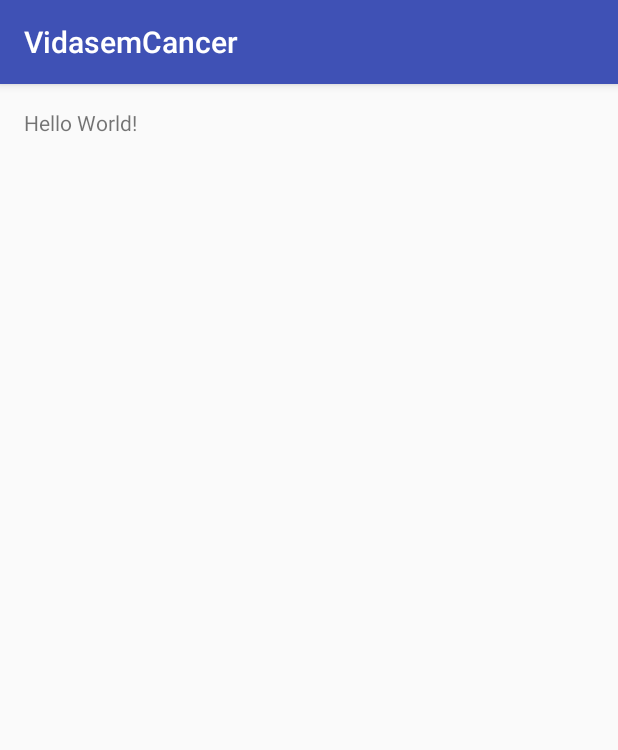
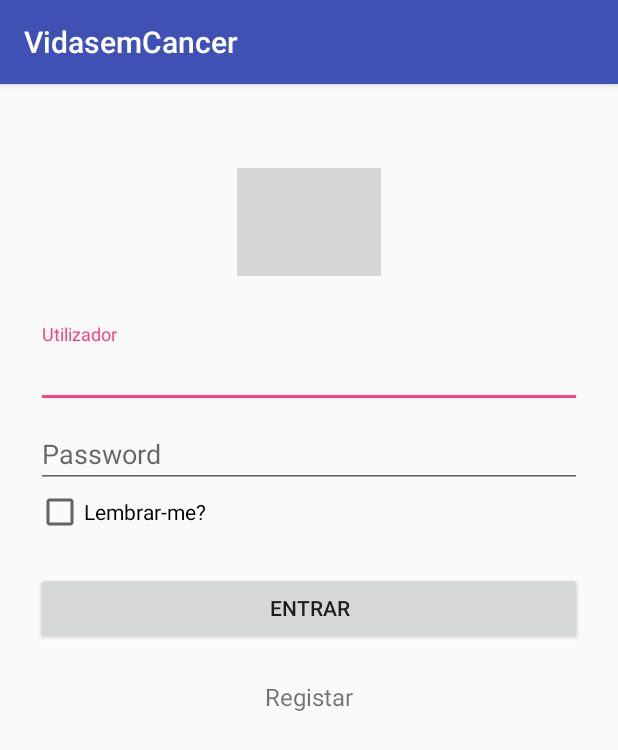
Before and after one commit to AndreBastos23/VidasemCancer, an Android app: the screen it shows after launch (LoginActivity), on a phone screen of 412 x 824 dp. Shown: the top 750 px of the screen. Run offline under Robolectric (Android 15) with nearby library versions, the phone set to English and light mode, and no system bars; our stand-ins replace ButterKnife; grey boxes are pictures that could not be loaded.

Commit message:
-Login Page

```diff
--- a/app/build.gradle
+++ b/app/build.gradle
@@ -19,8 +19,11 @@ android {
     }
 }
 
+
+
 dependencies {
     compile fileTree(dir: 'libs', include: ['*.jar'])
     testCompile 'junit:junit:4.12'
-    compile 'com.android.support:appcompat-v7:23.4.0'
+    compile 'com.android.support:design:23.4.0'
+    compile 'com.jakewharton:butterknife:6.1.0'
 }
--- a/app/src/main/java/com/vsc/vidasemcancer/LoginActivity.java
+++ b/app/src/main/java/com/vsc/vidasemcancer/LoginActivity.java
@@ -1,13 +1,113 @@
 package com.vsc.vidasemcancer;
 
+import android.app.ProgressDialog;
+import android.content.Intent;
 import android.support.v7.app.AppCompatActivity;
 import android.os.Bundle;
+import android.util.Log;
+import android.view.View;
+import android.widget.Button;
+import android.widget.EditText;
+import android.widget.TextView;
+import android.widget.Toast;
+
+import butterknife.ButterKnife;
+import butterknife.InjectView;
+
 
 public class LoginActivity extends AppCompatActivity {
+    private static final String TAG = "LoginActivity";
+    private static final int REQUEST_SIGNUP = 0;
+
+
+    @InjectView(R.id.input_user)
+    EditText _userText;
+    @InjectView(R.id.input_password)
+    EditText _passwordText;
+    @InjectView(R.id.btn_login)
+    Button _loginButton;
+    @InjectView(R.id.link_signup)
+    TextView _signupLink;
 
     @Override
     protected void onCreate(Bundle savedInstanceState) {
         super.onCreate(savedInstanceState);
         setContentView(R.layout.activity_login);
+        ButterKnife.inject(this);
+
+
+        _loginButton.setOnClickListener(new View.OnClickListener() {
+
+            @Override
+            public void onClick(View v) {
+                login();
+            }
+        });
     }
+
+    public void login() {
+        Log.d(TAG, "Login");
+
+        if (!validate()) {
+            onLoginFailed();
+            return;
+        }
+        _loginButton.setEnabled(false);
+
+        final ProgressDialog progressDialog = new ProgressDialog(LoginActivity.this);
+        progressDialog.setIndeterminate(true);
+        progressDialog.setMessage("Authenticating...");
+        progressDialog.show();
+
+        String email = _userText.getText().toString();
+        String password = _passwordText.getText().toString();
+
+        // TODO: Implement your own authentication logic here.
+
+        new android.os.Handler().postDelayed(
+                new Runnable() {
+                    public void run() {
+                        // On complete call either onLoginSuccess or onLoginFailed
+                        onLoginSuccess();
+                        // onLoginFailed();
+                        progressDialog.dismiss();
+                    }
+                }, 3000);
+
+    }
+
+    private boolean validate() {
+        return true;
+    }
+
+    @Override
+    protected void onActivityResult(int requestCode, int resultCode, Intent data) {
+        if (requestCode == REQUEST_SIGNUP) {
+            if (resultCode == RESULT_OK) {
+
+                // TODO: Implement successful signup logic here
+                // By default we just finish the Activity and log them in automatically
+                this.finish();
+            }
+        }
+    }
+
+
+    @Override
+    public void onBackPressed() {
+        // disable going back to the MainActivity
+        moveTaskToBack(true);
+    }
+
+    public void onLoginSuccess() {
+        _loginButton.setEnabled(true);
+        finish();
+    }
+
+
+    public void onLoginFailed() {
+        Toast.makeText(getBaseContext(), "Login failed", Toast.LENGTH_LONG).show();
+        _loginButton.setEnabled(true);
+    }
+
 }
--- a/app/src/main/res/layout/activity_login.xml
+++ b/app/src/main/res/layout/activity_login.xml
@@ -1,16 +1,67 @@
 <?xml version="1.0" encoding="utf-8"?>
-<RelativeLayout xmlns:android="http://schemas.android.com/apk/res/android"
-    xmlns:tools="http://schemas.android.com/tools"
-    android:layout_width="match_parent"
-    android:layout_height="match_parent"
-    android:paddingBottom="@dimen/activity_vertical_margin"
-    android:paddingLeft="@dimen/activity_horizontal_margin"
-    android:paddingRight="@dimen/activity_horizontal_margin"
-    android:paddingTop="@dimen/activity_vertical_margin"
-    tools:context="com.vsc.vidasemcancer.LoginActivity">
+<ScrollView xmlns:android="http://schemas.android.com/apk/res/android"
+    android:layout_width="fill_parent"
+    android:layout_height="fill_parent"
+    android:fitsSystemWindows="true">
 
-    <TextView
-        android:layout_width="wrap_content"
+    <LinearLayout
+        android:orientation="vertical"
+        android:layout_width="match_parent"
         android:layout_height="wrap_content"
-        android:text="Hello World!" />
-</RelativeLayout>
+        android:paddingTop="56dp"
+        android:paddingLeft="24dp"
+        android:paddingRight="24dp">
+
+        <ImageView android:src="@drawable/imagemfinal"
+            android:layout_width="wrap_content"
+            android:layout_height="72dp"
+            android:layout_marginBottom="24dp"
+            android:layout_gravity="center_horizontal"
+            android:contentDescription="@string/ourLogo" />
+
+        <!-- Username Label -->
+
+        <!-- Password Label -->
+        <android.support.design.widget.TextInputLayout
+            android:layout_width="match_parent"
+            android:layout_height="wrap_content"
+            android:layout_marginTop="8dp"
+            android:layout_marginBottom="8dp">
+            <EditText android:id="@+id/input_password"
+                android:layout_width="match_parent"
+                android:layout_height="wrap_content"
+                android:inputType="textPassword"
+                android:hint="@string/username"/>
+        </android.support.design.widget.TextInputLayout>
+
+        <EditText android:id="@+id/input_user"
+            android:layout_width="match_parent"
+            android:layout_height="wrap_content"
+            android:inputType="text"
+            android:hint="@string/password" />
+
+        <CheckBox
+            android:layout_width="match_parent"
+            android:layout_height="wrap_content"
+            android:text="@string/rememberMe"
+            android:onClick="onCheckboxClicked"/>
+
+        <android.support.v7.widget.AppCompatButton
+            android:id="@+id/btn_login"
+            android:layout_width="fill_parent"
+            android:layout_height="wrap_content"
+            android:layout_marginTop="24dp"
+            android:layout_marginBottom="24dp"
+            android:padding="12dp"
+            android:text="@string/loginButtonText"/>
+
+        <TextView android:id="@+id/link_signup"
+            android:layout_width="fill_parent"
+            android:layout_height="wrap_content"
+            android:layout_marginBottom="24dp"
+            android:text="@string/registerButtonText"
+            android:gravity="center"
+            android:textSize="16sp"/>
+
+    </LinearLayout>
+</ScrollView>
--- a/app/src/main/res/values/strings.xml
+++ b/app/src/main/res/values/strings.xml
@@ -1,3 +1,10 @@
 <resources>
     <string name="app_name">VidasemCancer</string>
+    <string name="username">Utilizador</string>
+    <string name="password">Password</string>
+    <string name="rememberMe">Lembrar-me?</string>
+    <string name="loginButtonText">Entrar</string>
+    <string name="registerButtonText">Registar</string>
+    <string name="forgottenPassword">Esqueci-me da Password</string>
+    <string name="ourLogo">This is our logo!</string>
 </resources>
--- a/build.gradle
+++ b/build.gradle
@@ -6,7 +6,6 @@ buildscript {
     }
     dependencies {
         classpath 'com.android.tools.build:gradle:2.1.0'
-
         // NOTE: Do not place your application dependencies here; they belong
         // in the individual module build.gradle files
     }
```
